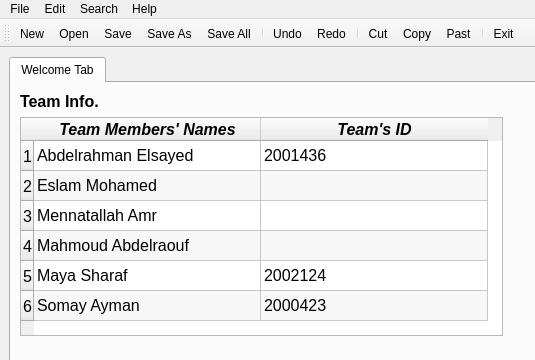
Qt form WorkSpace/DS_Project/mainwindow.ui (OrcaLinux/Data-Structure-and-Algorithms-Project) before a commit; both pictures show x 0 to 535 and y 0 to 360 of the 909 by 678 pixel window.
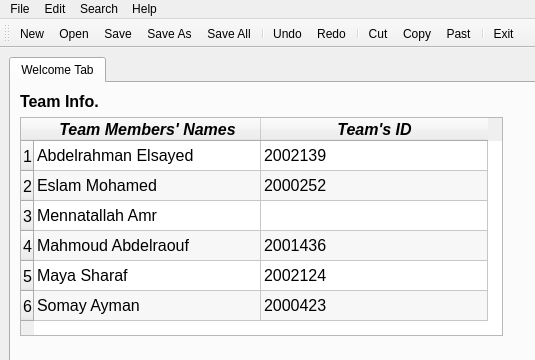
The same form after that commit. Icons and pictures are not drawn.

Commit message: Finsh the format xml file

The edit to the form file:
```diff
--- a/WorkSpace/DS_Project/mainwindow.ui
+++ b/WorkSpace/DS_Project/mainwindow.ui
@@ -153,7 +153,7 @@
             </item>
             <item row="0" column="1">
              <property name="text">
-              <string>2001436</string>
+              <string>2002139</string>
              </property>
             </item>
             <item row="1" column="0">
@@ -168,7 +168,7 @@
             </item>
             <item row="1" column="1">
              <property name="text">
-              <string/>
+              <string>2000252</string>
              </property>
             </item>
             <item row="2" column="0">
@@ -191,6 +191,11 @@
               </font>
              </property>
             </item>
+            <item row="3" column="1">
+             <property name="text">
+              <string>2001436</string>
+             </property>
+            </item>
             <item row="4" column="0">
              <property name="text">
               <string>Maya Sharaf</string>
```
The commit also changes 2 other files.
